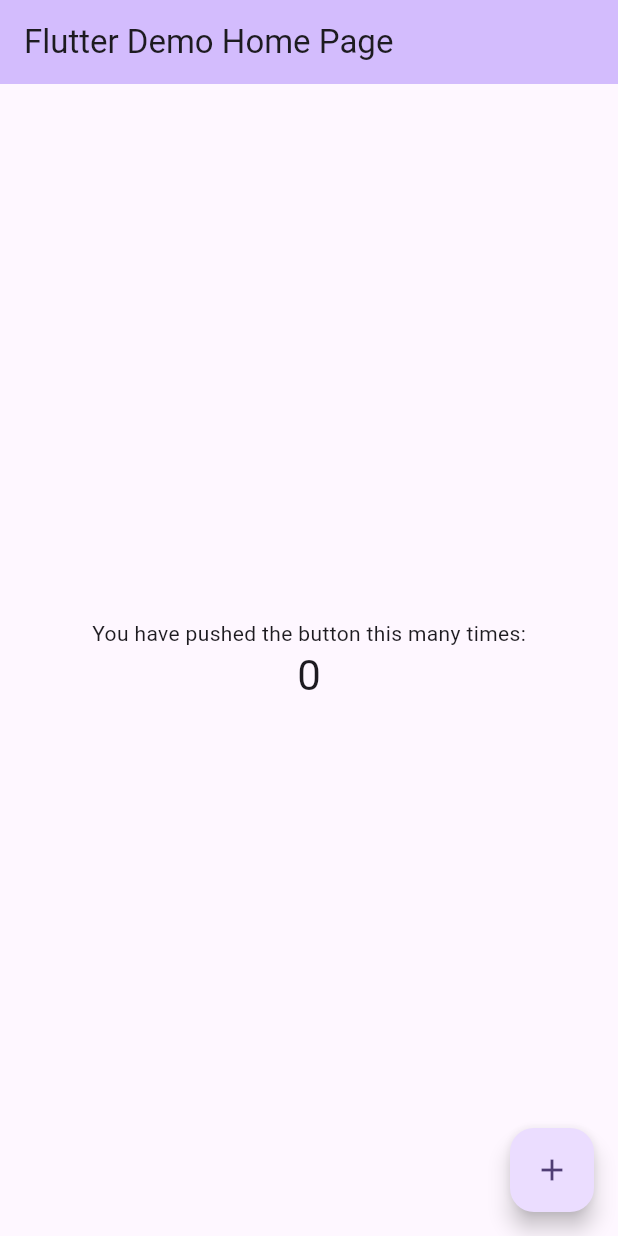
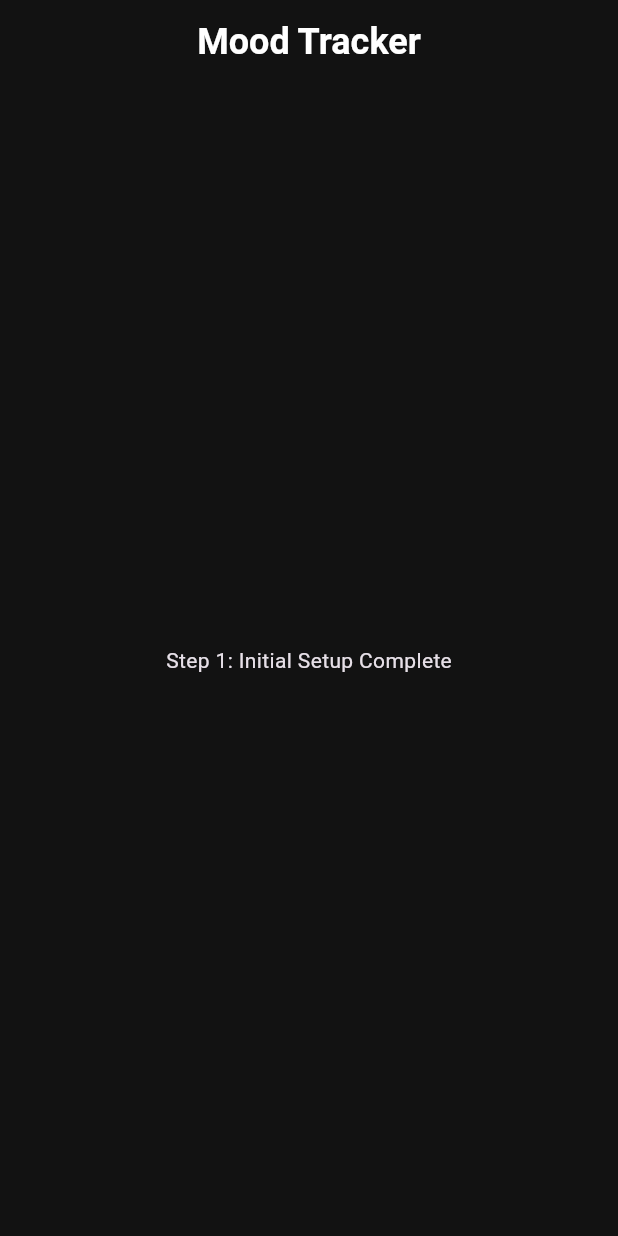
Before and after one commit to maliksubhan3018/mood-tracker, a Flutter app: the screen it shows after launch, on a phone screen of 412 x 824 dp. Run offline on Flutter 3.47's test engine with Material 3 defaults, Android fonts, the phone set to English and light mode, and no system bars.

Commit message:
feat: initialize project structure with MoodEntry model and basic HomeScreen scaffold

```diff
--- a/lib/main.dart
+++ b/lib/main.dart
@@ -1,122 +1,36 @@
 import 'package:flutter/material.dart';
+import 'package:moodtracker/screens/home_screen.dart';
 
 void main() {
-  runApp(const MyApp());
+  runApp(const MoodTrackerApp());
 }
 
-class MyApp extends StatelessWidget {
-  const MyApp({super.key});
+class MoodTrackerApp extends StatelessWidget {
+  const MoodTrackerApp({super.key});
 
-  // This widget is the root of your application.
   @override
   Widget build(BuildContext context) {
     return MaterialApp(
-      title: 'Flutter Demo',
+      title: 'Mood Tracker',
+      debugShowCheckedModeBanner: false,
       theme: ThemeData(
-        // This is the theme of your application.
-        //
-        // TRY THIS: Try running your application with "flutter run". You'll see
-        // the application has a purple toolbar. Then, without quitting the app,
-        // try changing the seedColor in the colorScheme below to Colors.green
-        // and then invoke "hot reload" (save your changes or press the "hot
-        // reload" button in a Flutter-supported IDE, or press "r" if you used
-        // the command line to start the app).
-        //
-        // Notice that the counter didn't reset back to zero; the application
-        // state is not lost during the reload. To reset the state, use hot
-        // restart instead.
-        //
-        // This works for code too, not just values: Most code changes can be
-        // tested with just a hot reload.
-        colorScheme: ColorScheme.fromSeed(seedColor: Colors.deepPurple),
+        useMaterial3: true,
+        colorScheme: ColorScheme.fromSeed(
+          seedColor: Colors.deepPurple,
+          brightness: Brightness.dark,
+        ),
+        scaffoldBackgroundColor: const Color(0xFF121212),
+        appBarTheme: const AppBarTheme(
+          backgroundColor: Colors.transparent,
+          elevation: 0,
+          titleTextStyle: TextStyle(
+            fontSize: 24,
+            fontWeight: FontWeight.bold,
+            color: Colors.white,
+          ),
+        ),
       ),
-      home: const MyHomePage(title: 'Flutter Demo Home Page'),
+      home: const HomeScreen(),
     );
   }
 }
-
-class MyHomePage extends StatefulWidget {
-  const MyHomePage({super.key, required this.title});
-
-  // This widget is the home page of your application. It is stateful, meaning
-  // that it has a State object (defined below) that contains fields that affect
-  // how it looks.
-
-  // This class is the configuration for the state. It holds the values (in this
-  // case the title) provided by the parent (in this case the App widget) and
-  // used by the build method of the State. Fields in a Widget subclass are
-  // always marked "final".
-
-  final String title;
-
-  @override
-  State<MyHomePage> createState() => _MyHomePageState();
-}
-
-class _MyHomePageState extends State<MyHomePage> {
-  int _counter = 0;
-
-  void _incrementCounter() {
-    setState(() {
-      // This call to setState tells the Flutter framework that something has
-      // changed in this State, which causes it to rerun the build method below
-      // so that the display can reflect the updated values. If we changed
-      // _counter without calling setState(), then the build method would not be
-      // called again, and so nothing would appear to happen.
-      _counter++;
-    });
-  }
-
-  @override
-  Widget build(BuildContext context) {
-    // This method is rerun every time setState is called, for instance as done
-    // by the _incrementCounter method above.
-    //
-    // The Flutter framework has been optimized to make rerunning build methods
-    // fast, so that you can just rebuild anything that needs updating rather
-    // than having to individually change instances of widgets.
-    return Scaffold(
-      appBar: AppBar(
-        // TRY THIS: Try changing the color here to a specific color (to
-        // Colors.amber, perhaps?) and trigger a hot reload to see the AppBar
-        // change color while the other colors stay the same.
-        backgroundColor: Theme.of(context).colorScheme.inversePrimary,
-        // Here we take the value from the MyHomePage object that was created by
-        // the App.build method, and use it to set our appbar title.
-        title: Text(widget.title),
-      ),
-      body: Center(
-        // Center is a layout widget. It takes a single child and positions it
-        // in the middle of the parent.
-        child: Column(
-          // Column is also a layout widget. It takes a list of children and
-          // arranges them vertically. By default, it sizes itself to fit its
-          // children horizontally, and tries to be as tall as its parent.
-          //
-          // Column has various properties to control how it sizes itself and
-          // how it positions its children. Here we use mainAxisAlignment to
-          // center the children vertically; the main axis here is the vertical
-          // axis because Columns are vertical (the cross axis would be
-          // horizontal).
-          //
-          // TRY THIS: Invoke "debug painting" (choose the "Toggle Debug Paint"
-          // action in the IDE, or press "p" in the console), to see the
-          // wireframe for each widget.
-          mainAxisAlignment: MainAxisAlignment.center,
-          children: <Widget>[
-            const Text('You have pushed the button this many times:'),
-            Text(
-              '$_counter',
-              style: Theme.of(context).textTheme.headlineMedium,
-            ),
-          ],
-        ),
-      ),
-      floatingActionButton: FloatingActionButton(
-        onPressed: _incrementCounter,
-        tooltip: 'Increment',
-        child: const Icon(Icons.add),
-      ), // This trailing comma makes auto-formatting nicer for build methods.
-    );
-  }
-}
--- /dev/null
+++ b/lib/screens/home_screen.dart
@@ -0,0 +1,18 @@
+import 'package:flutter/material.dart';
+
+class HomeScreen extends StatelessWidget {
+  const HomeScreen({super.key});
+
+  @override
+  Widget build(BuildContext context) {
+    return Scaffold(
+      appBar: AppBar(
+        title: const Text('Mood Tracker'),
+        centerTitle: true,
+      ),
+      body: const Center(
+        child: Text('Step 1: Initial Setup Complete'),
+      ),
+    );
+  }
+}
```
Also changed, not shown: lib/models/mood_entry.dart (added, +30 -0 lines).
